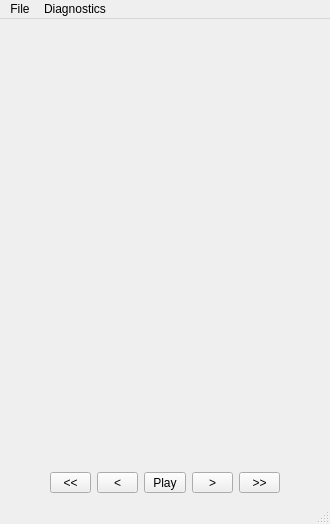
SmileiPIC/Smilei, file scripts/TPUPMC/smileiQt.ui: the form before one commit.
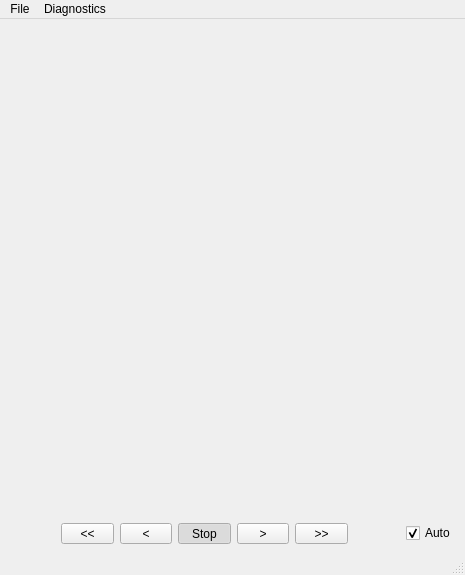
The form after the commit.

```diff
--- a/scripts/TPUPMC/smileiQt.ui
+++ b/scripts/TPUPMC/smileiQt.ui
@@ -6,8 +6,8 @@
    <rect>
     <x>0</x>
     <y>0</y>
-    <width>330</width>
-    <height>524</height>
+    <width>465</width>
+    <height>575</height>
    </rect>
   </property>
   <property name="windowTitle">
@@ -19,15 +19,11 @@
   <widget class="QWidget" name="centralwidget">
    <layout class="QVBoxLayout" name="verticalLayout" stretch="1,0">
     <item>
-     <layout class="QGridLayout" name="plotGrid">
-      <item row="0" column="0">
-       <widget class="QWidget" name="plot" native="true"/>
-      </item>
-     </layout>
+     <widget class="QWidget" name="plot" native="true"/>
     </item>
     <item>
      <widget class="QWidget" name="widget" native="true">
-      <layout class="QHBoxLayout" name="horizontalLayout" stretch="0,0,0,0,0,0,0">
+      <layout class="QHBoxLayout" name="horizontalLayout" stretch="0,0,0,0,0,0,0,0">
        <property name="margin">
         <number>0</number>
        </property>
@@ -79,11 +75,14 @@
           </sizepolicy>
          </property>
          <property name="text">
-          <string>Play</string>
+          <string>Stop</string>
          </property>
          <property name="checkable">
           <bool>true</bool>
          </property>
+         <property name="checked">
+          <bool>true</bool>
+         </property>
         </widget>
        </item>
        <item>
@@ -125,6 +124,16 @@
          </property>
         </spacer>
        </item>
+       <item>
+        <widget class="QCheckBox" name="autoScale">
+         <property name="text">
+          <string>Auto</string>
+         </property>
+         <property name="checked">
+          <bool>true</bool>
+         </property>
+        </widget>
+       </item>
       </layout>
      </widget>
     </item>
@@ -135,7 +144,7 @@
     <rect>
      <x>0</x>
      <y>0</y>
-     <width>330</width>
+     <width>465</width>
      <height>22</height>
     </rect>
    </property>
```
Left out of the diff: 5 changed lines with no effect on the pictures.
